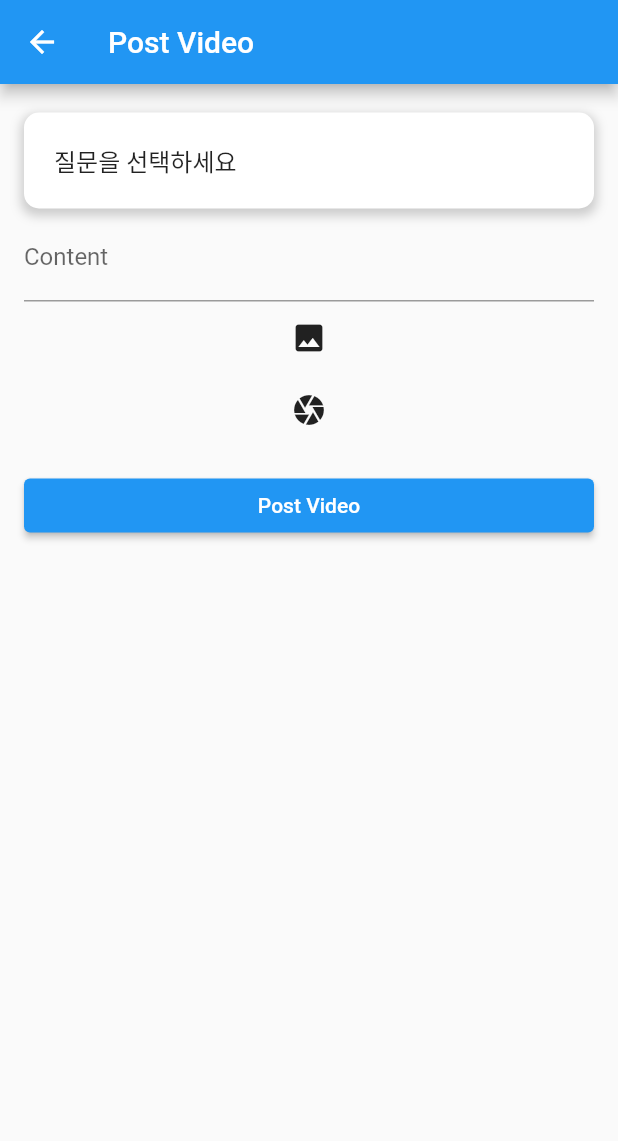
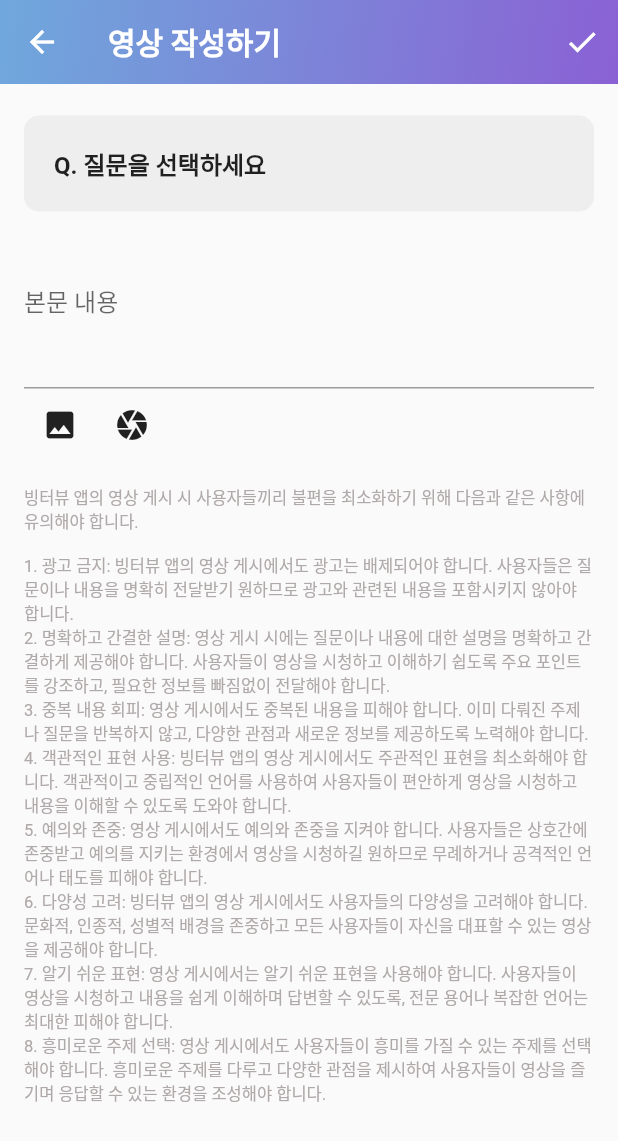
Before and after one commit to Vingterview/vingterview, a Flutter app: the PostVideoPage screen opened by its route, on a phone screen of 412 x 824 dp. Shown: the top 1141 px of the screen. Run offline on Flutter 3.47's test engine with Material 2 defaults, Android fonts, the phone set to English and light mode, and no system bars; our stand-ins replace camera, google_sign_in, image_picker, permission_handler, shared_preferences, video_player and 1 more; missing offline and left inert: agora_rtc_engine, flutter_ffmpeg, flutter_web_auth; accounts and stored records are empty.

Commit message:
영상 작성 수정

```diff
--- a/lib/pick_question.dart
+++ b/lib/pick_question.dart
@@ -158,7 +158,27 @@ class _QuestionPageState extends State<pick_question> {
   @override
   Widget build(BuildContext context) {
     return Scaffold(
-        appBar: AppBar(),
+        appBar: AppBar(
+          backgroundColor: Colors.white,
+          elevation: 0,
+          flexibleSpace: Container(
+            decoration: BoxDecoration(
+              gradient: LinearGradient(
+                colors: [Color(0xFF6fa8dc), Color(0xFF8A61D4)],
+                begin: Alignment.topLeft,
+                end: Alignment.bottomRight,
+              ),
+            ),
+          ),
+          title: Text(
+            '질문 선택',
+            style: TextStyle(
+              color: Colors.white,
+              fontWeight: FontWeight.bold,
+              fontSize: 20,
+            ),
+          ),
+        ),
         body: Column(children: [
           Container(
             padding: EdgeInsets.symmetric(vertical: 10, horizontal: 20),
@@ -228,9 +248,10 @@ class _QuestionPageState extends State<pick_question> {
                             ),
                             child: Text(
                               textData ??
-                                  questionList.questions[index].questionContent,
+                                  "Q. ${questionList.questions[index].questionContent}",
                               style: TextStyle(
-                                fontSize: 16, // 줄글 글씨 크기
+                                fontSize: 16,
+                                fontWeight: FontWeight.w500,
                               ),
                             ),
                           ),
--- a/lib/video_write.dart
+++ b/lib/video_write.dart
@@ -63,12 +63,54 @@ class _PostVideoPageState extends State<PostVideoPage> {
     return Scaffold(
       key: _scaffoldKey,
       appBar: AppBar(
-        title: Text('Post Video'),
+        backgroundColor: Colors.white,
+        elevation: 0,
+        flexibleSpace: Container(
+          decoration: BoxDecoration(
+            gradient: LinearGradient(
+              colors: [Color(0xFF6fa8dc), Color(0xFF8A61D4)],
+              begin: Alignment.topLeft,
+              end: Alignment.bottomRight,
+            ),
+          ),
+        ),
+        actions: [
+          IconButton(
+            icon: Icon(Icons.check),
+            onPressed: () async {
+              if (_formKey.currentState.validate() && _video != null) {
+                _formKey.currentState.save();
+                try {
+                  ScaffoldMessenger.of(context).showSnackBar(SnackBar(
+                      content: Text('영상을 업로드하는데에 1분~10분 이내에 시간이 소요됩니다.')));
+                  Navigator.pop(context);
+                  _video_url = await uploadVideoApi.pickVideo(_video);
+                  print(_video_url);
+                  int boardId = await _videoApi.postVideo(
+                      _questionId, _content, _video_url);
+                  print(boardId);
+                } catch (e) {
+                  ScaffoldMessenger.of(context).showSnackBar(SnackBar(
+                      content: Text('Failed to pick or post video: $e')));
+                }
+              }
+            },
+          ),
+        ],
+        title: Text(
+          '영상 작성하기',
+          style: TextStyle(
+            color: Colors.white,
+            fontWeight: FontWeight.bold,
+            fontSize: 20,
+          ),
+        ),
       ),
       body: Padding(
         padding: EdgeInsets.all(16),
         child: Form(
           key: _formKey,
+          child: SingleChildScrollView(
             child: Column(
               crossAxisAlignment: CrossAxisAlignment.stretch,
               children: [
@@ -78,29 +120,27 @@ class _PostVideoPageState extends State<PostVideoPage> {
                   },
                   child: Container(
                     padding: EdgeInsets.symmetric(vertical: 20, horizontal: 20),
-                  margin: EdgeInsets.symmetric(vertical: 3),
+                    margin: EdgeInsets.symmetric(vertical: 5, horizontal: 0),
                     decoration: BoxDecoration(
-                    color: Colors.white,
+                      color: Color(0xFFEEEEEE),
                       borderRadius: BorderRadius.circular(10),
-                    boxShadow: [
-                      BoxShadow(
-                        color: Colors.grey.withOpacity(0.5),
-                        spreadRadius: 2,
-                        blurRadius: 5,
-                        offset: Offset(0, 3),
-                      ),
-                    ],
                     ),
                     child: Text(
-                    buttonText,
+                      "Q. $buttonText",
                       style: TextStyle(
                           fontSize: 16, // 줄글 글씨 크기
-                    ),
+                          fontWeight: FontWeight.bold),
                     ),
                   ),
                 ),
                 TextFormField(
-                decoration: InputDecoration(labelText: 'Content'),
+                  decoration: InputDecoration(
+                    labelText: '본문 내용',
+                    contentPadding:
+                        EdgeInsets.symmetric(vertical: 20, horizontal: 0),
+                  ),
+                  maxLines: 3,
+                  keyboardType: TextInputType.multiline,
                   validator: (value) {
                     if (value.isEmpty) {
                       return 'Please enter some content';
@@ -111,6 +151,8 @@ class _PostVideoPageState extends State<PostVideoPage> {
                     _content = value;
                   },
                 ),
+                Row(
+                  children: [
                     IconButton(
                       icon: Icon(Icons.image),
                       onPressed: () async {
@@ -129,31 +171,27 @@ class _PostVideoPageState extends State<PostVideoPage> {
                         print("dd");
                       },
                     ),
+                  ],
+                ),
                 SizedBox(height: 16),
-              ElevatedButton(
-                child: Text('Post Video'),
-                onPressed: () async {
-                  if (_formKey.currentState.validate() && _video != null) {
-                    _formKey.currentState.save();
-                    try {
-                      ScaffoldMessenger.of(context).showSnackBar(SnackBar(
-                          content: Text('영상을 업로드하는데에 1분~10분 이내에 시간이 소요됩니다.')));
-                      Navigator.pop(context);
-                      _video_url = await uploadVideoApi.pickVideo(_video);
-                      print(_video_url);
-                      int boardId = await _videoApi.postVideo(
-                          _questionId, _content, _video_url);
-                      print(boardId);
-                      // ScaffoldMessenger.of(context).showSnackBar(
-                      //     SnackBar(content: Text('영상이 업로드 되었습니다.')));
-                    } catch (e) {
-                      ScaffoldMessenger.of(context).showSnackBar(SnackBar(
-                          content: Text('Failed to pick or post video: $e')));
-                    }
-                  }
-                },
+                Text(
+                  '''빙터뷰 앱의 영상 게시 시 사용자들끼리 불편을 최소화하기 위해 다음과 같은 사항에 유의해야 합니다.
+
+1. 광고 금지: 빙터뷰 앱의 영상 게시에서도 광고는 배제되어야 합니다. 사용자들은 질문이나 내용을 명확히 전달받기 원하므로 광고와 관련된 내용을 포함시키지 않아야 합니다.
+2. 명확하고 간결한 설명: 영상 게시 시에는 질문이나 내용에 대한 설명을 명확하고 간결하게 제공해야 합니다. 사용자들이 영상을 시청하고 이해하기 쉽도록 주요 포인트를 강조하고, 필요한 정보를 빠짐없이 전달해야 합니다.
+3. 중복 내용 회피: 영상 게시에서도 중복된 내용을 피해야 합니다. 이미 다뤄진 주제나 질문을 반복하지 않고, 다양한 관점과 새로운 정보를 제공하도록 노력해야 합니다.
+4. 객관적인 표현 사용: 빙터뷰 앱의 영상 게시에서도 주관적인 표현을 최소화해야 합니다. 객관적이고 중립적인 언어를 사용하여 사용자들이 편안하게 영상을 시청하고 내용을 이해할 수 있도록 도와야 합니다.
+5. 예의와 존중: 영상 게시에서도 예의와 존중을 지켜야 합니다. 사용자들은 상호간에 존중받고 예의를 지키는 환경에서 영상을 시청하길 원하므로 무례하거나 공격적인 언어나 태도를 피해야 합니다.
+6. 다양성 고려: 빙터뷰 앱의 영상 게시에서도 사용자들의 다양성을 고려해야 합니다. 문화적, 인종적, 성별적 배경을 존중하고 모든 사용자들이 자신을 대표할 수 있는 영상을 제공해야 합니다.
+7. 알기 쉬운 표현: 영상 게시에서는 알기 쉬운 표현을 사용해야 합니다. 사용자들이 영상을 시청하고 내용을 쉽게 이해하며 답변할 수 있도록, 전문 용어나 복잡한 언어는 최대한 피해야 합니다.
+8. 흥미로운 주제 선택: 영상 게시에서도 사용자들이 흥미를 가질 수 있는 주제를 선택해야 합니다. 흥미로운 주제를 다루고 다양한 관점을 제시하여 사용자들이 영상을 즐기며 응답할 수 있는 환경을 조성해야 합니다.''',
+                  style: TextStyle(
+                    fontSize: 11,
+                    color: Color.fromARGB(255, 176, 169, 169),
+                  ),
                 ),
               ],
+            ),
           ),
         ),
       ),
```
Lines whose indentation alone changed are shown as unchanged.
